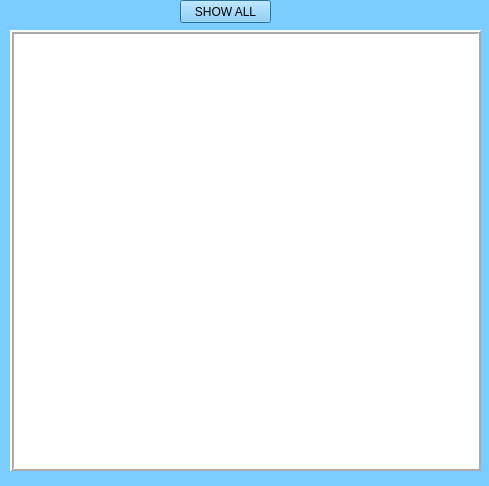
Old version of the form showallequitmentform.ui in the repository iam-Abol/Digital-Market-Manager-With-UI.
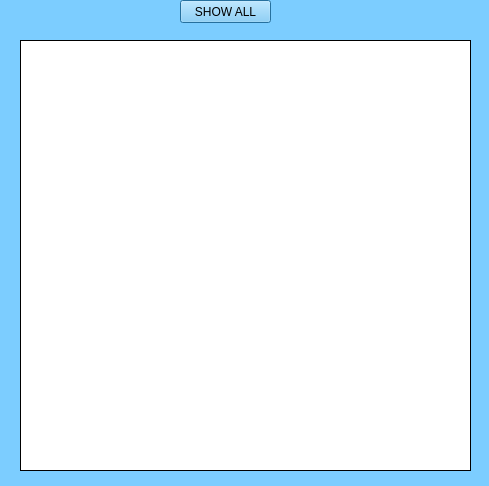
New version of the form.

Commit message: search equitment finished and labels changed to plain text edit

What changed in the file:
```diff
--- a/showallequitmentform.ui
+++ b/showallequitmentform.ui
@@ -50,13 +50,13 @@
     <bool>true</bool>
    </property>
   </widget>
-  <widget class="QLabel" name="label">
+  <widget class="QPlainTextEdit" name="plainTextEdit">
    <property name="geometry">
     <rect>
-     <x>10</x>
-     <y>30</y>
-     <width>471</width>
-     <height>441</height>
+     <x>20</x>
+     <y>40</y>
+     <width>451</width>
+     <height>431</height>
     </rect>
    </property>
    <property name="styleSheet">
@@ -66,19 +66,7 @@
     <enum>QFrame::Box</enum>
    </property>
    <property name="frameShadow">
-    <enum>QFrame::Raised</enum>
-   </property>
-   <property name="lineWidth">
-    <number>2</number>
-   </property>
-   <property name="text">
-    <string/>
-   </property>
-   <property name="textFormat">
-    <enum>Qt::PlainText</enum>
-   </property>
-   <property name="alignment">
-    <set>Qt::AlignLeading|Qt::AlignLeft|Qt::AlignTop</set>
+    <enum>QFrame::Plain</enum>
    </property>
   </widget>
  </widget>
```
Left out of the diff: 2 changed lines with no effect on the pictures. The commit also changes 13 other files.
